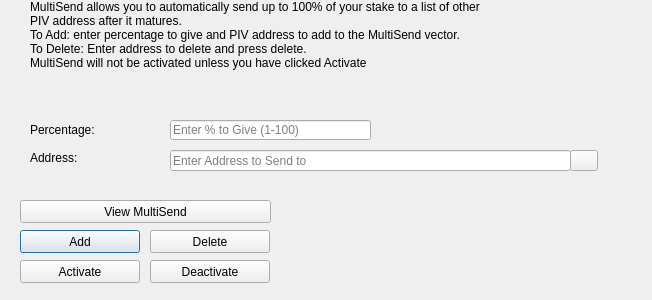
Above: src/qt/forms/multisenddialog.ui from eons-finance/ALQO before the change. Below: the same form after it.
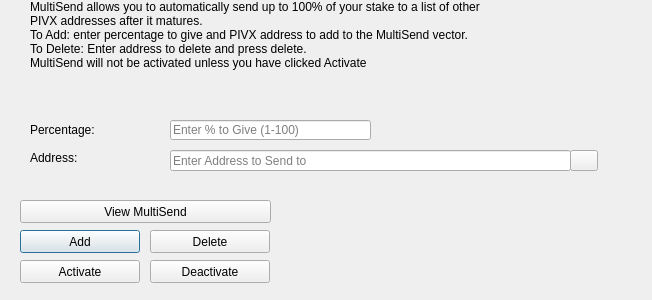
That is the form after the change. Icons and pictures are not drawn.

Diff of the .ui file:
```diff
--- a/src/qt/forms/multisenddialog.ui
+++ b/src/qt/forms/multisenddialog.ui
@@ -61,8 +61,8 @@
     <number>1</number>
    </property>
    <property name="text">
-    <string>MultiSend allows you to automatically send up to 100% of your stake to a list of other PIV address after it matures.
-To Add: enter percentage to give and PIV address to add to the MultiSend vector.
+    <string>MultiSend allows you to automatically send up to 100% of your stake to a list of other PIVX addresses after it matures.
+To Add: enter percentage to give and PIVX address to add to the MultiSend vector.
 To Delete: Enter address to delete and press delete.
 MultiSend will not be activated unless you have clicked Activate</string>
    </property>
```
Left out of the diff: 4 changed lines with no effect on the pictures.
